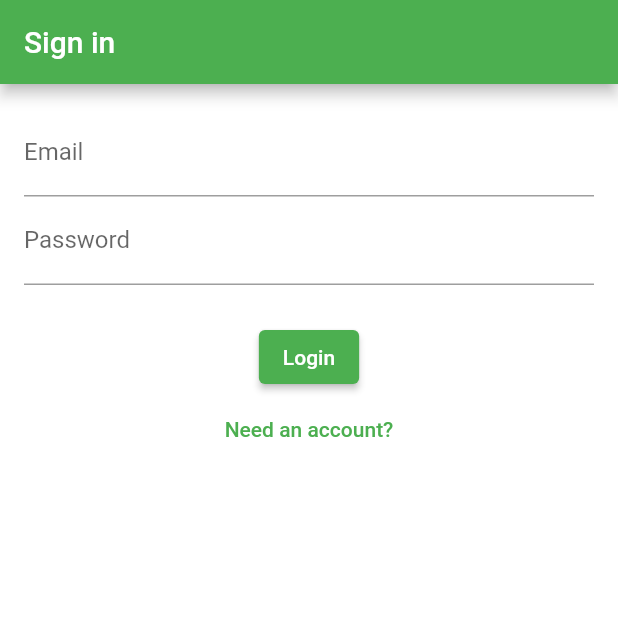
After one commit to azanito/workout_organiser, a Flutter app: the screen it shows after launch, on a phone screen of 412 x 824 dp, the top half of it. The commit adds this screen. Run offline on Flutter 3.47's test engine with Material 3 defaults, Android fonts, the phone set to English and light mode, and no system bars; our stand-ins replace cloud_firestore, firebase_auth, firebase_core; accounts and stored records are empty.

Commit message:
firebase auth добавление

```diff
--- a/lib/l10n/intl_en.arb
+++ b/lib/l10n/intl_en.arb
@@ -8,13 +8,11 @@
   "about"    : "About",
   "settings" : "Settings",
 
-
   "theme"    : "Theme",
   "language" : "Language",
   "system"   : "System",
   "light"    : "Light",
   "dark"     : "Dark",
-
 
   "addWorkout" : "Add workout",
   "editWorkout": "Edit workout",
@@ -29,11 +27,18 @@
   "trackProgress": "Track your workout progress here!",
   "yourProfile"  : "Your Profile",
 
-
   "aboutTitle"       : "About Workout Organiser",
   "aboutDescription" : "Workout Organiser is a mobile app designed to help users stay consistent with their fitness goals. It allows users to create custom workout plans, track progress, set daily or weekly goals, and get reminders.",
   "credits"          : "Credits",
   "aboutCredits"     : "Developed by Orunbek Azan, Zhetkizgen Nurgissa, Aibolat Urzhin in the scope of the course “Cross‑platform Development” at Astana IT University.\n\nMentor: Assistant Professor Abzal Kyzyrkanov",
   "version"          : "Version",
-  "versionNumber"    : "Version 1.6 – Updated for Assignment 6"
+  "versionNumber"    : "Version 1.6 – Updated for Assignment 6",
+
+  "login": "Login",
+  "register": "Register",
+  "email": "Email",
+  "password": "Password",
+  "needAccount": "Need an account?",
+  "haveAccount": "Have an account? Log in",
+  "guestMode": "Guest Mode"
 }
--- a/lib/l10n/s.dart
+++ b/lib/l10n/s.dart
@@ -264,6 +264,48 @@ abstract class S {
   /// In en, this message translates to:
   /// **'Version 1.6 – Updated for Assignment 6'**
   String get versionNumber;
+
+  /// No description provided for @login.
+  ///
+  /// In en, this message translates to:
+  /// **'Login'**
+  String get login;
+
+  /// No description provided for @register.
+  ///
+  /// In en, this message translates to:
+  /// **'Register'**
+  String get register;
+
+  /// No description provided for @email.
+  ///
+  /// In en, this message translates to:
+  /// **'Email'**
+  String get email;
+
+  /// No description provided for @password.
+  ///
+  /// In en, this message translates to:
+  /// **'Password'**
+  String get password;
+
+  /// No description provided for @needAccount.
+  ///
+  /// In en, this message translates to:
+  /// **'Need an account?'**
+  String get needAccount;
+
+  /// No description provided for @haveAccount.
+  ///
+  /// In en, this message translates to:
+  /// **'Have an account? Log in'**
+  String get haveAccount;
+
+  /// No description provided for @guestMode.
+  ///
+  /// In en, this message translates to:
+  /// **'Guest Mode'**
+  String get guestMode;
 }
 
 class _SDelegate extends LocalizationsDelegate<S> {
--- a/lib/l10n/s_en.dart
+++ b/lib/l10n/s_en.dart
@@ -91,4 +91,25 @@ class SEn extends S {
 
   @override
   String get versionNumber => 'Version 1.6 – Updated for Assignment 6';
+
+  @override
+  String get login => 'Login';
+
+  @override
+  String get register => 'Register';
+
+  @override
+  String get email => 'Email';
+
+  @override
+  String get password => 'Password';
+
+  @override
+  String get needAccount => 'Need an account?';
+
+  @override
+  String get haveAccount => 'Have an account? Log in';
+
+  @override
+  String get guestMode => 'Guest Mode';
 }
--- /dev/null
+++ b/lib/screens/login_page.dart
@@ -0,0 +1,64 @@
+import 'package:flutter/material.dart';
+import 'package:firebase_auth/firebase_auth.dart';
+import '../services/auth_service.dart';
+
+class LoginPage extends StatefulWidget {
+  const LoginPage({super.key});
+
+  @override
+  State<LoginPage> createState() => _LoginPageState();
+}
+
+class _LoginPageState extends State<LoginPage> {
+  final _mail = TextEditingController(), _pw = TextEditingController();
+  bool _loading = false, _isLogin = true;
+  final _auth = AuthService();
+
+  Future<void> _submit() async {
+    setState(() => _loading = true);
+    try {
+      if (_isLogin) {
+        await _auth.login(_mail.text.trim(), _pw.text.trim());
+      } else {
+        await _auth.register(_mail.text.trim(), _pw.text.trim());
+      }
+    } on FirebaseAuthException catch (e) {
+      if (!mounted) return;
+      ScaffoldMessenger.of(context).showSnackBar(
+        SnackBar(content: Text(e.message ?? 'Auth error')),
+      );
+    } finally {
+      if (mounted) setState(() => _loading = false);
+    }
+  }
+
+  @override
+  Widget build(BuildContext context) => Scaffold(
+        appBar: AppBar(title: const Text('Sign in')),
+        body: Padding(
+          padding: const EdgeInsets.all(16),
+          child: Column(
+            children: [
+              TextField(
+                controller: _mail,
+                decoration: const InputDecoration(labelText: 'Email'),
+              ),
+              TextField(
+                controller: _pw,
+                decoration: const InputDecoration(labelText: 'Password'),
+                obscureText: true,
+              ),
+              const SizedBox(height: 24),
+              ElevatedButton(
+                onPressed: _loading ? null : _submit,
+                child: Text(_isLogin ? 'Login' : 'Register'),
+              ),
+              TextButton(
+                onPressed: () => setState(() => _isLogin = !_isLogin),
+                child: Text(_isLogin ? 'Need an account?' : 'Have an account? Log in'),
+              ),
+            ],
+          ),
+        ),
+      );
+}
--- /dev/null
+++ b/lib/services/auth_service.dart
@@ -0,0 +1,16 @@
+import 'package:firebase_auth/firebase_auth.dart';
+
+class AuthService {
+  final FirebaseAuth _auth = FirebaseAuth.instance;
+
+  // Stream used by StreamProvider in main.dart
+  Stream<User?> get authStateChanges => _auth.authStateChanges();
+
+  Future<UserCredential> register(String email, String pw) =>
+      _auth.createUserWithEmailAndPassword(email: email, password: pw);
+
+  Future<UserCredential> login(String email, String pw) =>
+      _auth.signInWithEmailAndPassword(email: email, password: pw);
+
+  Future<void> logout() => _auth.signOut();
+}
--- a/lib/settings_model.dart
+++ b/lib/settings_model.dart
@@ -1,4 +1,6 @@
 import 'package:flutter/material.dart';
+import 'services/preferences_service.dart'; // top of file
+
 
 class SettingsModel extends ChangeNotifier {
   /// по умолчанию – "как в системе"
@@ -19,4 +21,10 @@ class SettingsModel extends ChangeNotifier {
     _locale = locale;
     notifyListeners();
   }
+
+  final _prefs = PreferencesService();
+
+  void saveToCloud() => _prefs.save(this);
+  void restoreFromCloud() => _prefs.loadInto(this);
+
 }
```
Also changed, not shown: lib/l10n/intl_kk.arb (+36 -28 lines), lib/l10n/intl_ru.arb (+36 -28 lines), lib/l10n/s_kk.dart (+31 -10 lines), lib/l10n/s_ru.dart (+27 -6 lines), lib/main.dart (+90 -38 lines), lib/profile_page.dart (+17 -5 lines), lib/services/preferences_service.dart (added, +41 -0 lines), pubspec.yaml (+8 -0 lines), lib/firebase_options.dart (added), lib/screens/guest_gate.dart (added), pubspec.lock, 9 other files.
